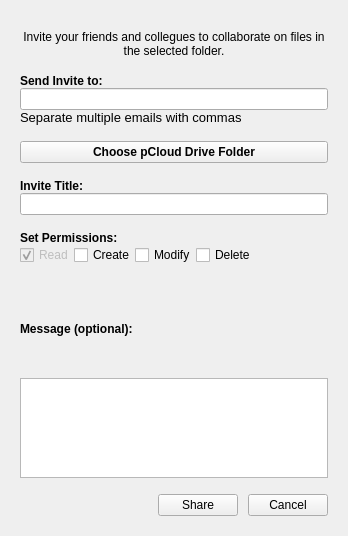
Before: the Qt Designer form sharefolderwindow.ui in pcloudcom/psyncgui, drawn with Qt 5.
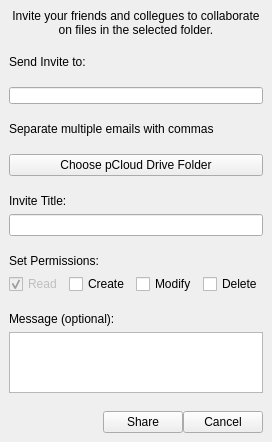
After: the same form once the commit is applied.

Commit message: slx-236 accnt tab as screenshots

```diff
--- a/sharefolderwindow.ui
+++ b/sharefolderwindow.ui
@@ -6,8 +6,8 @@
    <rect>
     <x>0</x>
     <y>0</y>
-    <width>348</width>
-    <height>536</height>
+    <width>259</width>
+    <height>423</height>
    </rect>
   </property>
   <property name="windowTitle">
@@ -16,19 +16,7 @@
   <widget class="QWidget" name="centralwidget">
    <layout class="QVBoxLayout" name="verticalLayout_6">
     <property name="spacing">
-     <number>16</number>
-    </property>
-    <property name="leftMargin">
-     <number>20</number>
-    </property>
-    <property name="topMargin">
-     <number>30</number>
-    </property>
-    <property name="rightMargin">
-     <number>20</number>
-    </property>
-    <property name="bottomMargin">
-     <number>20</number>
+     <number>18</number>
     </property>
     <item>
      <widget class="QLabel" name="labelinfo">
@@ -48,13 +36,10 @@
     </item>
     <item>
      <layout class="QVBoxLayout" name="verticalLayout">
-      <property name="spacing">
-       <number>0</number>
-      </property>
       <item>
        <widget class="QLabel" name="label_2">
         <property name="text">
-         <string>&lt;html&gt;&lt;head/&gt;&lt;body&gt;&lt;p&gt;&lt;span style=&quot; font-weight:600;&quot;&gt;Send Invite to:&lt;/span&gt;&lt;/p&gt;&lt;/body&gt;&lt;/html&gt;</string>
+         <string>&lt;html&gt;&lt;head/&gt;&lt;body&gt;&lt;p&gt;Send Invite to:&lt;/p&gt;&lt;/body&gt;&lt;/html&gt;</string>
         </property>
        </widget>
       </item>
@@ -66,18 +51,9 @@
        </widget>
       </item>
       <item>
-       <widget class="QLabel" name="label_6">
-        <property name="font">
-         <font>
-          <pointsize>5</pointsize>
-          <italic>false</italic>
-         </font>
-        </property>
+       <widget class="QLabel" name="label">
         <property name="text">
-         <string>&lt;html&gt;&lt;head/&gt;&lt;body&gt;&lt;p&gt;&lt;span style=&quot; font-size:10pt;&quot;&gt;Separate multiple emails with commas&lt;/span&gt;&lt;/p&gt;&lt;/body&gt;&lt;/html&gt;</string>
-        </property>
-        <property name="alignment">
-         <set>Qt::AlignLeading|Qt::AlignLeft|Qt::AlignTop</set>
+         <string>Separate multiple emails with commas</string>
         </property>
        </widget>
       </item>
@@ -87,8 +63,8 @@
      <widget class="QPushButton" name="btnOpenRemoteDialog">
       <property name="font">
        <font>
-        <weight>75</weight>
-        <bold>true</bold>
+        <weight>50</weight>
+        <bold>false</bold>
        </font>
       </property>
       <property name="text">
@@ -99,12 +75,12 @@
     <item>
      <layout class="QVBoxLayout" name="verticalLayout_2">
       <property name="spacing">
-       <number>0</number>
+       <number>6</number>
       </property>
       <item>
        <widget class="QLabel" name="label_3">
         <property name="text">
-         <string>&lt;html&gt;&lt;head/&gt;&lt;body&gt;&lt;p&gt;&lt;span style=&quot; font-weight:600;&quot;&gt;Invite Title:&lt;/span&gt;&lt;/p&gt;&lt;/body&gt;&lt;/html&gt;</string>
+         <string>&lt;html&gt;&lt;head/&gt;&lt;body&gt;&lt;p&gt;Invite Title:&lt;/p&gt;&lt;/body&gt;&lt;/html&gt;</string>
         </property>
        </widget>
       </item>
@@ -116,12 +92,12 @@
     <item>
      <layout class="QVBoxLayout" name="verticalLayout_3">
       <property name="spacing">
-       <number>0</number>
+       <number>6</number>
       </property>
       <item>
        <widget class="QLabel" name="label_5">
         <property name="text">
-         <string>&lt;html&gt;&lt;head/&gt;&lt;body&gt;&lt;p&gt;&lt;span style=&quot; font-weight:600;&quot;&gt;Set Permissions:&lt;/span&gt;&lt;/p&gt;&lt;/body&gt;&lt;/html&gt;</string>
+         <string>&lt;html&gt;&lt;head/&gt;&lt;body&gt;&lt;p&gt;Set Permissions:&lt;/p&gt;&lt;/body&gt;&lt;/html&gt;</string>
         </property>
        </widget>
       </item>
@@ -184,7 +160,7 @@
     <item>
      <layout class="QVBoxLayout" name="verticalLayout_4" stretch="1,4">
       <property name="spacing">
-       <number>0</number>
+       <number>6</number>
       </property>
       <item>
        <widget class="QLabel" name="label_msg">
@@ -195,7 +171,7 @@
          </size>
         </property>
         <property name="text">
-         <string>&lt;html&gt;&lt;head/&gt;&lt;body&gt;&lt;p&gt;&lt;span style=&quot; font-weight:600;&quot;&gt;Message (optional):&lt;/span&gt;&lt;/p&gt;&lt;/body&gt;&lt;/html&gt;</string>
+         <string>&lt;html&gt;&lt;head/&gt;&lt;body&gt;&lt;p&gt;Message (optional):&lt;/p&gt;&lt;/body&gt;&lt;/html&gt;</string>
         </property>
         <property name="alignment">
          <set>Qt::AlignLeading|Qt::AlignLeft|Qt::AlignVCenter</set>
@@ -217,7 +193,7 @@
     <item>
      <layout class="QHBoxLayout" name="horizontalLayout_2">
       <property name="spacing">
-       <number>10</number>
+       <number>0</number>
       </property>
       <item>
        <spacer name="horizontalSpacer">
```
Left out of the diff: 2 changed lines with no effect on the pictures. The commit also changes 3 other files.
